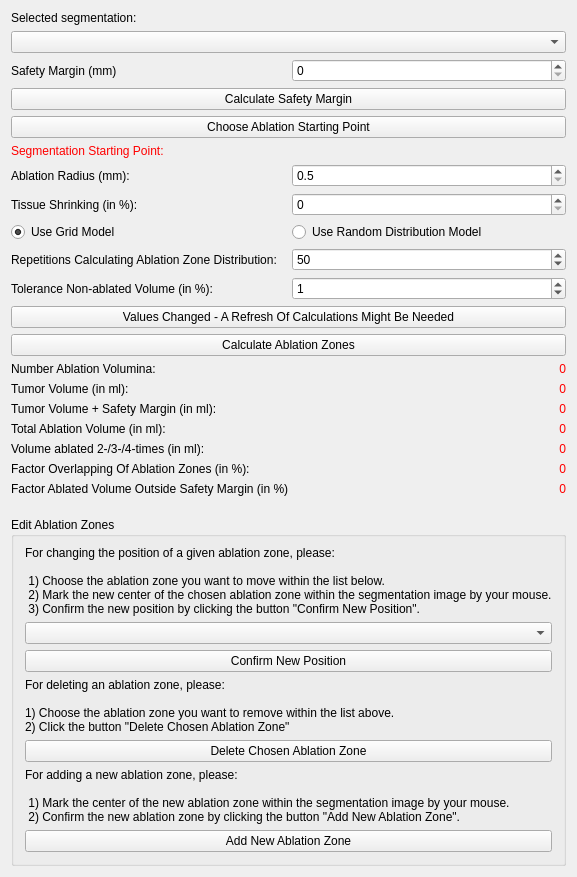
Qt form Plugins/org.mitk.gui.qt.ablationplanning/src/internal/QmitkAblationPlanningViewControls.ui (alaansheikhani/MITK) before a commit.
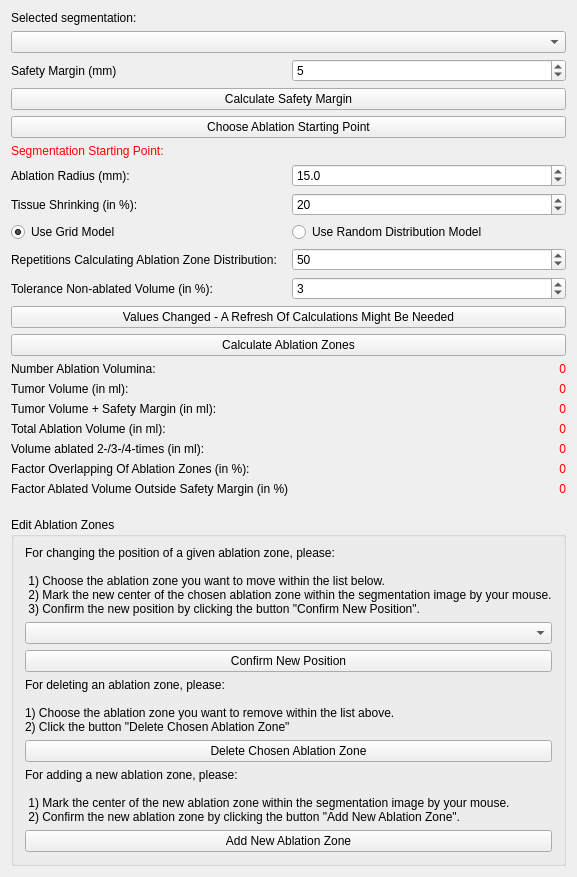
The same form after that commit. Icons and pictures are not drawn. Custom widgets are drawn as their Qt base class.

Commit message: adapted default settings

What changed in the file:
```diff
--- a/Plugins/org.mitk.gui.qt.ablationplanning/src/internal/QmitkAblationPlanningViewControls.ui
+++ b/Plugins/org.mitk.gui.qt.ablationplanning/src/internal/QmitkAblationPlanningViewControls.ui
@@ -57,6 +57,9 @@
        <property name="maximum">
         <number>20</number>
        </property>
+       <property name="value">
+        <number>5</number>
+       </property>
       </widget>
      </item>
     </layout>
@@ -114,6 +117,9 @@
        <property name="singleStep">
         <double>0.100000000000000</double>
        </property>
+       <property name="value">
+        <double>15.000000000000000</double>
+       </property>
       </widget>
      </item>
     </layout>
@@ -135,6 +141,9 @@
        <property name="maximum">
         <number>40</number>
        </property>
+       <property name="value">
+        <number>20</number>
+       </property>
       </widget>
      </item>
     </layout>
@@ -208,7 +217,7 @@
         <number>20</number>
        </property>
        <property name="value">
-        <number>1</number>
+        <number>3</number>
        </property>
       </widget>
      </item>
```
Left out of the diff: 4 changed lines with no effect on the pictures. The commit also changes 1 other file.
